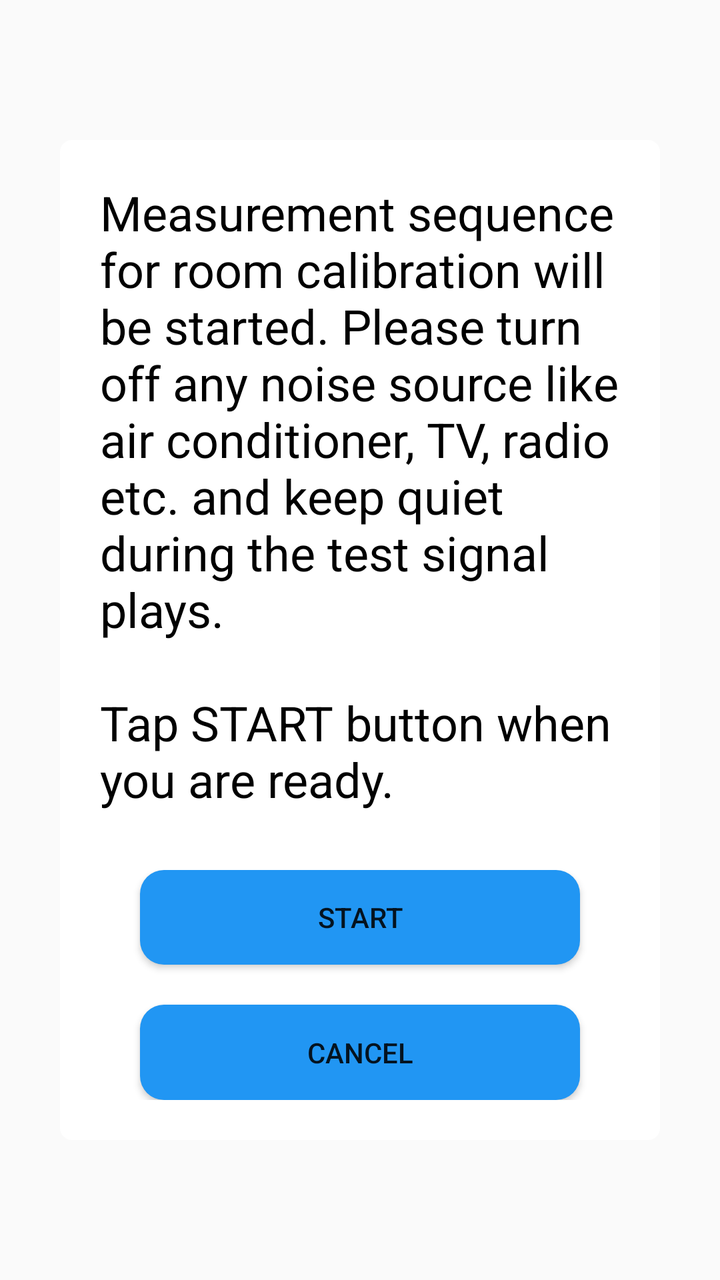
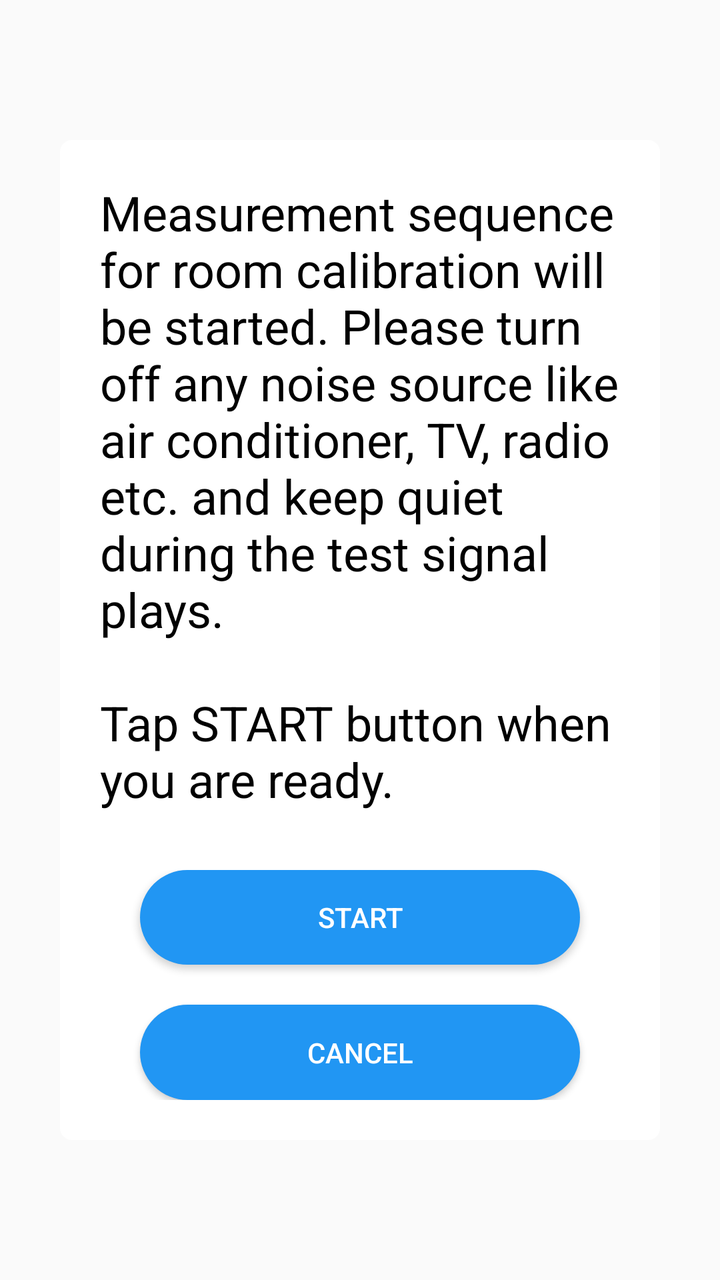

Two renders of the same Android screen: before a commit and after it. Below are the layout's source before the change and the commit's diff.
<!-- AndroidManifest.xml: application theme Theme.RoomEqualizer -->
<!-- res/layout/popup_layout1.xml -->
<?xml version="1.0" encoding="utf-8"?>
<LinearLayout xmlns:android="http://schemas.android.com/apk/res/android"
    xmlns:app="http://schemas.android.com/apk/res-auto"
    android:layout_width="match_parent"
    android:layout_height="match_parent"
    android:gravity="center"
    android:orientation="vertical">

    <LinearLayout
        android:layout_width="300dp"
        android:layout_height="500dp"
        android:background="@drawable/bg_popup_white"
        android:orientation="vertical"
        android:padding="20dp">

        <LinearLayout
            android:layout_width="match_parent"
            android:layout_height="0dp"
            android:layout_weight="6"
            android:orientation="horizontal">

            <TextView
                android:id="@+id/tvMessage"
                android:layout_width="match_parent"
                android:layout_height="wrap_content"
                android:text="@string/noti_measurement"
                android:textColor="@color/black"
                android:textSize="24sp" />
        </LinearLayout>

        <LinearLayout
            android:layout_width="match_parent"
            android:layout_height="0dp"
            android:layout_weight="2"
            android:orientation="vertical">

            <android.widget.Button
                android:id="@+id/btnStartMeasurement"
                android:layout_width="match_parent"
                android:layout_height="0dp"
                android:layout_marginLeft="20dp"
                android:layout_marginRight="20dp"
                android:layout_marginBottom="10dp"
                android:layout_weight="1"
                android:background="@drawable/bg_button"
                android:text="@string/start" />

            <android.widget.Button
                android:id="@+id/btnCancelMeasurement"
                android:layout_width="match_parent"
                android:layout_height="0dp"
                android:layout_marginLeft="20dp"
                android:layout_marginTop="10dp"
                android:layout_marginRight="20dp"
                android:layout_weight="1"
                android:background="@drawable/bg_button"
                android:text="@string/cancel" />
        </LinearLayout>

    </LinearLayout>

</LinearLayout>
<!-- resources referenced by this layout -->
<resources>
  <color name="black">#FF000000</color>
  <!-- drawable bg_button (drawable) -->
  <?xml version="1.0" encoding="utf-8"?>
  <selector xmlns:android="http://schemas.android.com/apk/res/android">
  
      
      <item android:state_pressed="true">
          <shape android:shape="rectangle">
              <solid android:color="#2196F3" /> 
              <corners android:radius="12dp" /> 
          </shape>
      </item>
  
      
      <item>
          <shape android:shape="rectangle">
              <solid android:color="#2196F3" /> 
              <corners android:radius="12dp" /> 
          </shape>
      </item>
  
  </selector>
  <!-- drawable bg_popup_white (drawable) -->
  <?xml version="1.0" encoding="utf-8"?>
  <selector xmlns:android="http://schemas.android.com/apk/res/android">
  
      <item android:state_pressed="true">
          <shape android:shape="rectangle">
              <solid android:color="#FFFFFFFF" /> 
              <corners android:radius="6dp" /> 
          </shape>
      </item>
  
      <item>
          <shape android:shape="rectangle">
              <solid android:color="#FFFFFFFF" /> 
              <corners android:radius="6dp" /> 
          </shape>
      </item>
  
  </selector>
  <string name="cancel">CANCEL</string>
  <string name="noti_measurement">Measurement sequence for room calibration will be started. Please turn off any noise source like air conditioner, TV, radio etc. and keep quiet during the test signal plays.\n\nTap START button when you are ready.</string>
  <string name="start">START</string>
  <style name="Theme.RoomEqualizer" parent="Theme.AppCompat.DayNight.NoActionBar">
          
          <item name="colorPrimary">@color/purple_500</item>
          <item name="colorPrimaryDark">@color/purple_700</item>
          <item name="colorAccent">@color/teal_200</item>
      </style>
  <color name="purple_500">#FF6200EE</color>
  <color name="purple_700">#FF3700B3</color>
  <color name="teal_200">#FF03DAC5</color>
</resources>

<!-- the commit's change to res/layout/popup_layout1.xml (unified diff, before → after) -->
@@ -43,7 +43,8 @@
                 android:layout_marginBottom="10dp"
                 android:layout_weight="1"
                 android:background="@drawable/bg_button"
-                android:text="@string/start" />
+                android:text="@string/start"
+                android:textColor="@color/btn_text_color" />
 
             <android.widget.Button
                 android:id="@+id/btnCancelMeasurement"
@@ -54,7 +55,8 @@
                 android:layout_marginRight="20dp"
                 android:layout_weight="1"
                 android:background="@drawable/bg_button"
-                android:text="@string/cancel" />
+                android:text="@string/cancel"
+                android:textColor="@color/btn_text_color" />
         </LinearLayout>
 
     </LinearLayout>
<!-- resource entries referenced after the edit -->
@@ -1,6 +1,7 @@
 <!-- resources referenced by this layout -->
 <resources>
   <color name="black">#FF000000</color>
+  <color name="btn_text_color">#FFFFFFFF</color>
   <!-- drawable bg_button (drawable) -->
   <?xml version="1.0" encoding="utf-8"?>
   <selector xmlns:android="http://schemas.android.com/apk/res/android">
@@ -9,7 +10,7 @@
       <item android:state_pressed="true">
           <shape android:shape="rectangle">
               <solid android:color="#2196F3" /> 
-              <corners android:radius="12dp" /> 
+              <corners android:radius="24dp" /> 
           </shape>
       </item>
   
@@ -17,7 +18,7 @@
       <item>
           <shape android:shape="rectangle">
               <solid android:color="#2196F3" /> 
-              <corners android:radius="12dp" /> 
+              <corners android:radius="24dp" /> 
           </shape>
       </item>
   
